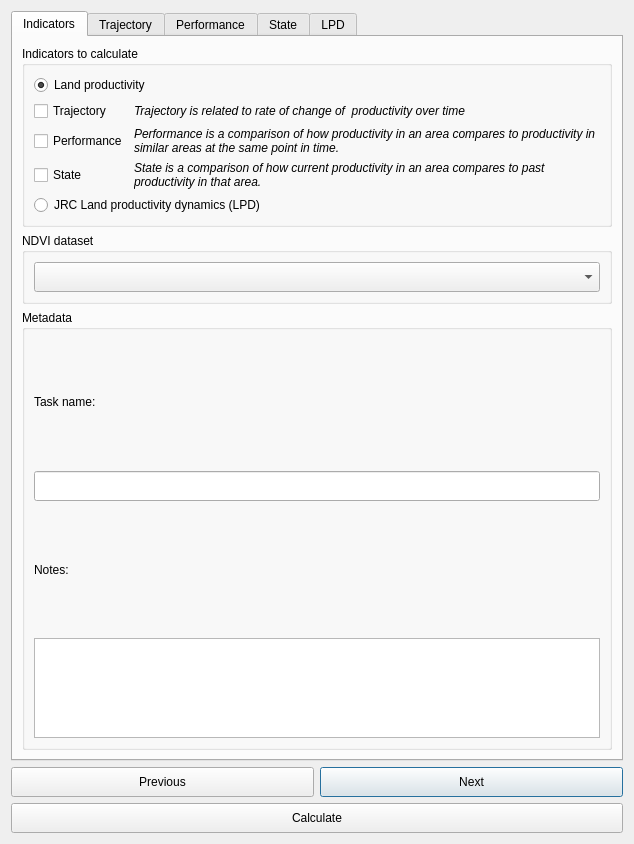
ConservationInternational/trends.earth, file LDMP/gui/DlgCalculateProd.ui: the form before one commit.
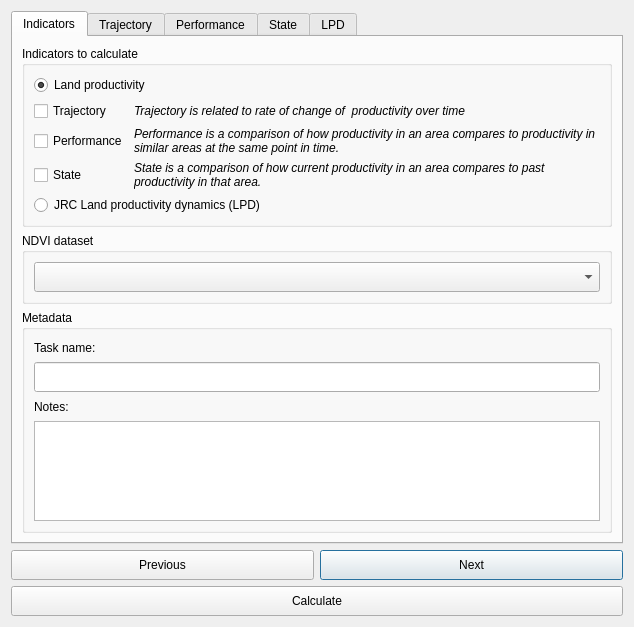
The form after the commit.

Patch:
```diff
--- a/LDMP/gui/DlgCalculateProd.ui
+++ b/LDMP/gui/DlgCalculateProd.ui
@@ -7,7 +7,7 @@
     <x>0</x>
     <y>0</y>
     <width>634</width>
-    <height>844</height>
+    <height>627</height>
    </rect>
   </property>
   <property name="sizePolicy">
```
